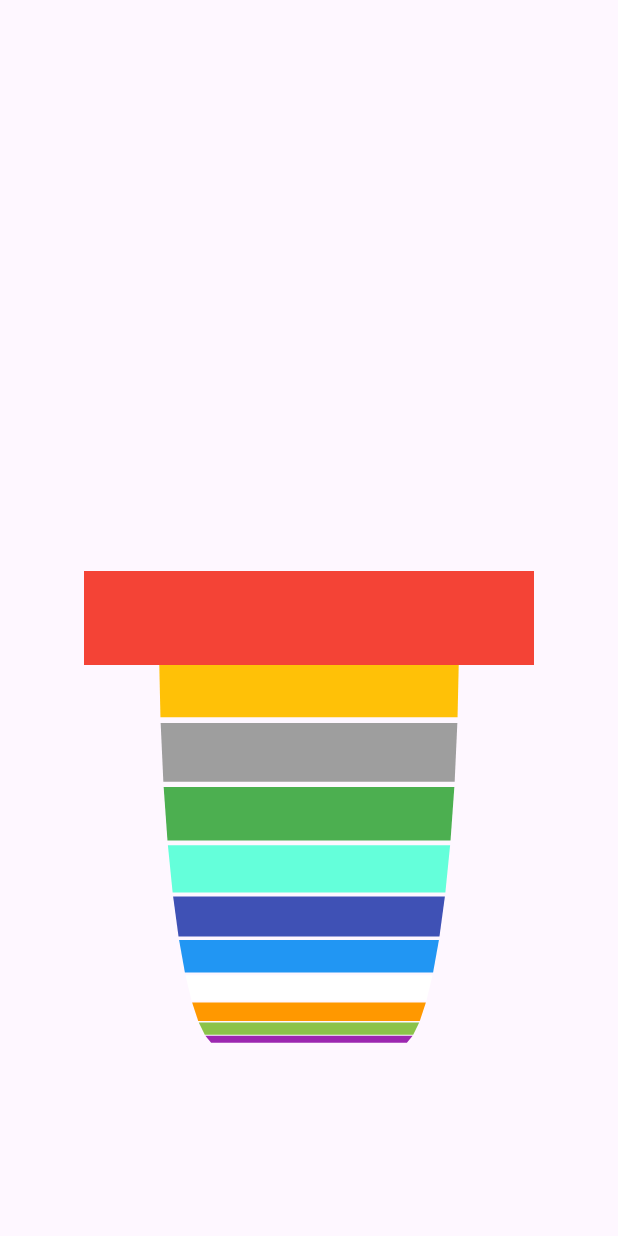
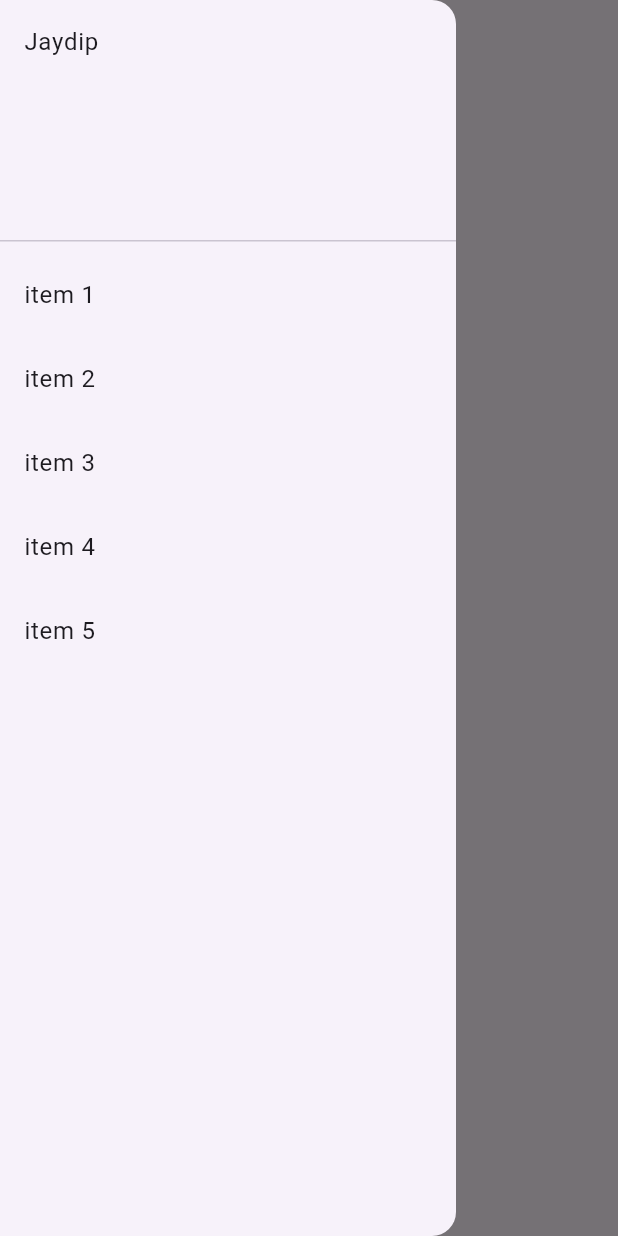
Before and after one commit to Jaydip04/learnApp, a Flutter app: the screen it shows after launch, with the side drawer open (before the commit the screen has no drawer), on a phone screen of 412 x 824 dp. Run offline on Flutter 3.47's test engine with Material 3 defaults, Android fonts, the phone set to English and light mode, and no system bars; our stand-ins replace animated_text_kit, firebase_core, firebase_database, fl_chart, flutter_animate, flutter_rating_bar and 1 more; accounts and stored records are empty.

Commit message:
Drawer_widget file

```diff
--- /dev/null
+++ b/lib/Drawer_Widget.dart
@@ -0,0 +1,45 @@
+import 'package:flutter/cupertino.dart';
+import 'package:flutter/material.dart';
+
+class drawer_widget extends StatefulWidget {
+  const drawer_widget({super.key});
+
+  @override
+  State<drawer_widget> createState() => _drawer_widgetState();
+}
+
+class _drawer_widgetState extends State<drawer_widget> {
+  @override
+  Widget build(BuildContext context) {
+    return Scaffold(
+      appBar: AppBar(
+        title: Text("Jaydip Tank"),
+      ),
+      drawer: Drawer(
+        child: ListView(
+          children: [
+            DrawerHeader(child: Text("Jaydip")),
+            ListTile(
+              title: Text("item 1"),
+            ),
+            ListTile(
+              title: Text("item 2"),
+            ),
+            ListTile(
+              title: Text("item 3"),
+            ),
+            ListTile(
+              title: Text("item 4"),
+            ),
+            ListTile(
+              title: Text("item 5"),
+            ),
+          ],
+        ),
+      ),
+      body: Center(
+        child: Text("Jaydip Tank"),
+      ),
+    );
+  }
+}
--- a/lib/main.dart
+++ b/lib/main.dart
@@ -1,7 +1,10 @@
 import 'package:firebase_core/firebase_core.dart';
 import 'package:flutter/foundation.dart';
 import 'package:flutter/material.dart';
+import 'package:learnapp/Drawer_Widget.dart';
 import 'package:learnapp/List_Wheel_Scroll_View_widget.dart';
+
+import 'Snack_Bar_widget.dart';
 
 Future main() async {
   WidgetsFlutterBinding.ensureInitialized();
@@ -27,7 +30,7 @@ class MyApp extends StatelessWidget {
     return MaterialApp(
       debugShowCheckedModeBanner: false,
       title: "Learn App",
-      home: list_wheel_scroll_Widget()
+      home: drawer_widget()
     );
   }
 }
```
Also changed, not shown: lib/Snack_Bar_widget.dart (added, +26 -0 lines).
